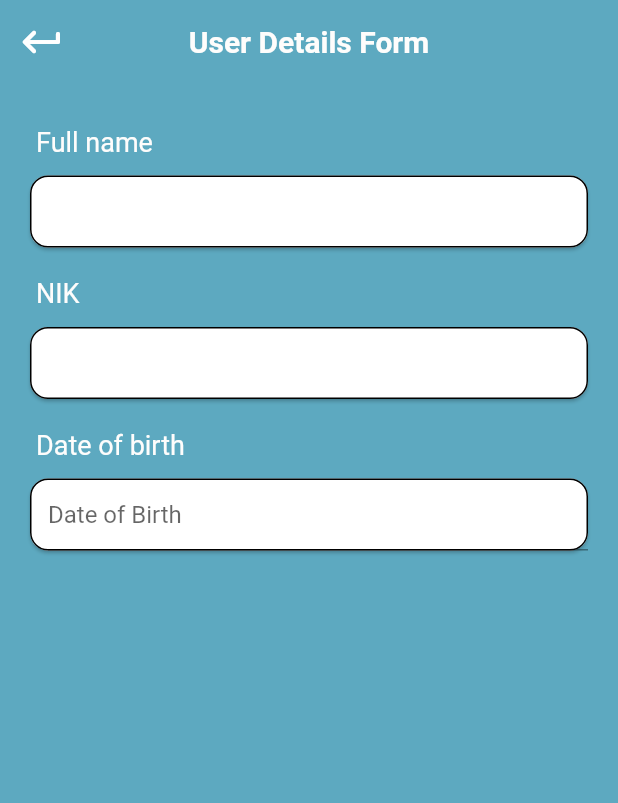
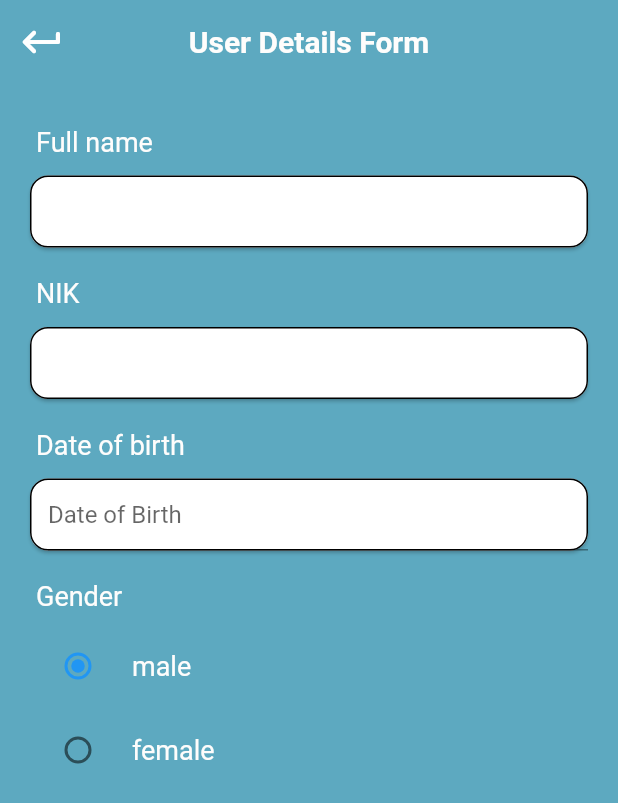
Before and after one commit to akatokurojp/SabiCare, a Flutter app: the UserDetailsPage screen opened directly, on a phone screen of 412 x 824 dp. Shown: the top 803 px of the screen. Run offline on Flutter 3.47's test engine with Material 2 defaults, Android fonts, the phone set to English and light mode, and no system bars; drawn by our look-alikes of date_field; our stand-ins replace cloud_firestore, firebase_auth, firebase_core, flutter_tts, get, local_auth and 3 more; missing offline and left inert: auth, lit_ui_kit; accounts and stored records are empty.

Commit message:
radio button crude

```diff
--- a/lib/userDetails.dart
+++ b/lib/userDetails.dart
@@ -10,8 +10,11 @@ class UserDetailsPage extends StatefulWidget {
   State<UserDetailsPage> createState() => _UserDetailsPageState();
 }
 
+enum Gender { male, female }
+
 class _UserDetailsPageState extends State<UserDetailsPage> {
   DateTime? selectedDate;
+  Gender? _gender = Gender.male;
   List<String> listDocument = [];
   @override
   Widget build(BuildContext context) {
@@ -89,8 +92,9 @@ class _UserDetailsPageState extends State<UserDetailsPage> {
                           initialDate: DateTime(2000),
                           dateFormat: DateFormat('dd-MMMM-yyyy'),
                           mode: DateTimeFieldPickerMode.date,
-                          decoration:
-                              const InputDecoration(hintText: 'Date of Birth'),
+                          decoration: const InputDecoration(
+                            hintText: 'Date of Birth',
+                          ),
                           selectedDate: selectedDate,
                           onDateSelected: (DateTime value) {
                             setState(() {
@@ -98,6 +102,40 @@ class _UserDetailsPageState extends State<UserDetailsPage> {
                             });
                           }),
                     )),
+                detailSpacing(),
+                Padding(
+                  padding: const EdgeInsets.all(8),
+                  child: Text(
+                    "Gender",
+                    style: detailText(),
+                  ),
+                ),
+                RadioListTile<Gender>(
+                  title: Text(
+                    "male",
+                    style: detailText(),
+                  ),
+                  value: Gender.male,
+                  groupValue: _gender,
+                  onChanged: (Gender? value) {
+                    setState(() {
+                      _gender = value;
+                    });
+                  },
+                ),
+                RadioListTile<Gender>(
+                  title: Text(
+                    "female",
+                    style: detailText(),
+                  ),
+                  value: Gender.female,
+                  groupValue: _gender,
+                  onChanged: (Gender? value) {
+                    setState(() {
+                      _gender = value;
+                    });
+                  },
+                )
               ],
             ),
           ),
```
